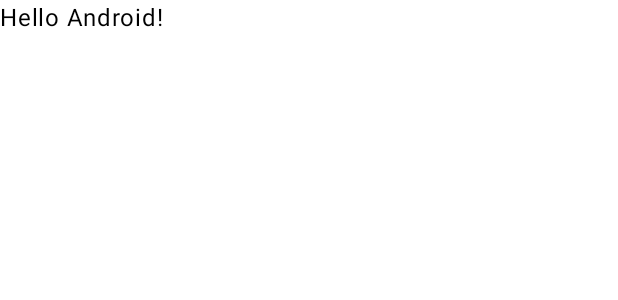
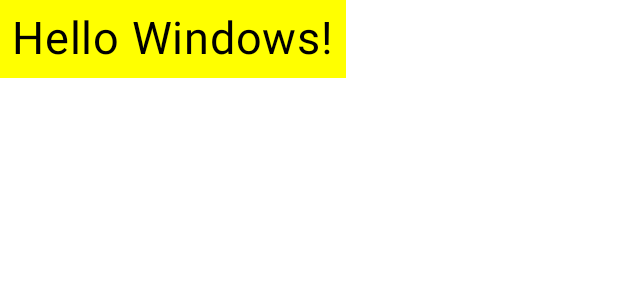
Before and after one commit to MalfinK/EmptyActivity, an Android app built with Jetpack Compose: the @Preview function GreetingPreview, on a phone screen of 412 x 824 dp. Shown: the top 300 px of the screen. Run offline under Robolectric (Android 15) with nearby library versions, the phone set to English and light mode, and no system bars.

Commit message:
Pert 1 pake surface

```diff
--- a/app/src/main/AndroidManifest.xml
+++ b/app/src/main/AndroidManifest.xml
@@ -1,6 +1,6 @@
 <?xml version="1.0" encoding="utf-8"?>
 <manifest xmlns:android="http://schemas.android.com/apk/res/android"
-    xmlns:tools="http://schemas.android.com/tools" >
+    xmlns:tools="http://schemas.android.com/tools">
 
     <application
         android:allowBackup="true"
@@ -11,12 +11,12 @@
         android:roundIcon="@mipmap/ic_launcher_round"
         android:supportsRtl="true"
         android:theme="@style/Theme.EmptyActivity"
-        tools:targetApi="31" >
+        tools:targetApi="31">
         <activity
             android:name=".MainActivity"
             android:exported="true"
             android:label="@string/app_name"
-            android:theme="@style/Theme.EmptyActivity" >
+            android:theme="@style/Theme.EmptyActivity">
             <intent-filter>
                 <action android:name="android.intent.action.MAIN" />
 
--- a/app/src/main/java/com/example/emptyactivity/MainActivity.kt
+++ b/app/src/main/java/com/example/emptyactivity/MainActivity.kt
@@ -4,40 +4,44 @@ import android.os.Bundle
 import androidx.activity.ComponentActivity
 import androidx.activity.compose.setContent
 import androidx.compose.foundation.layout.fillMaxSize
+import androidx.compose.foundation.layout.padding
 import androidx.compose.material3.MaterialTheme
 import androidx.compose.material3.Surface
 import androidx.compose.material3.Text
 import androidx.compose.runtime.Composable
 import androidx.compose.ui.Modifier
+import androidx.compose.ui.graphics.Color
 import androidx.compose.ui.tooling.preview.Preview
+import androidx.compose.ui.unit.dp
+import androidx.compose.ui.unit.sp
 import com.example.emptyactivity.ui.theme.EmptyActivityTheme
 
 class MainActivity : ComponentActivity() {
     override fun onCreate(savedInstanceState: Bundle?) {
         super.onCreate(savedInstanceState)
         setContent {
-            EmptyActivityTheme {
-                // A surface container using the 'background' color from the theme
-                Surface(modifier = Modifier.fillMaxSize(), color = MaterialTheme.colorScheme.background) {
-                    Greeting("Android")
-                }
-            }
+            Greeting(name = "Saya")
         }
     }
 }
 
 @Composable
 fun Greeting(name: String, modifier: Modifier = Modifier) {
-    Text(
-        text = "Hello $name!",
-        modifier = modifier
-    )
+    Surface (
+        color = Color.Yellow
+    ) {
+        Text(
+            text = "Hello $name!",
+            fontSize = 30.sp,
+            modifier = modifier.padding(8.dp)
+        )
+    }
 }
 
-@Preview(showBackground = true)
+@Preview
 @Composable
 fun GreetingPreview() {
     EmptyActivityTheme {
-        Greeting("Android")
+        Greeting("Windows")
     }
 }
--- a/app/src/main/java/com/example/emptyactivity/ui/theme/Theme.kt
+++ b/app/src/main/java/com/example/emptyactivity/ui/theme/Theme.kt
@@ -49,6 +49,7 @@ fun EmptyActivityTheme(
             val context = LocalContext.current
             if (darkTheme) dynamicDarkColorScheme(context) else dynamicLightColorScheme(context)
         }
+
         darkTheme -> DarkColorScheme
         else -> LightColorScheme
     }
--- a/app/src/main/res/values/themes.xml
+++ b/app/src/main/res/values/themes.xml
@@ -1,4 +1,5 @@
 <?xml version="1.0" encoding="utf-8"?>
 <resources>
+
     <style name="Theme.EmptyActivity" parent="android:Theme.Material.Light.NoActionBar" />
 </resources>
```
Lines whose indentation alone changed are shown as unchanged.
